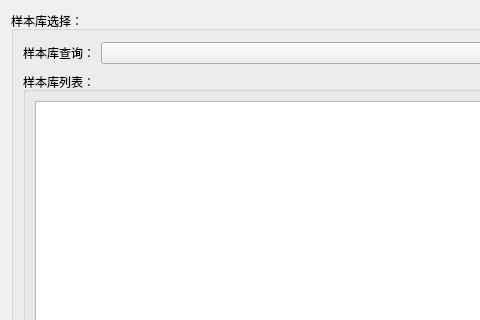
LianweiMa/DeeplearningSystem, file ui/SplitDatasetUI.ui: the form before one commit; both pictures show x 0 to 480 and y 0 to 320 of the 736 by 633 pixel window.
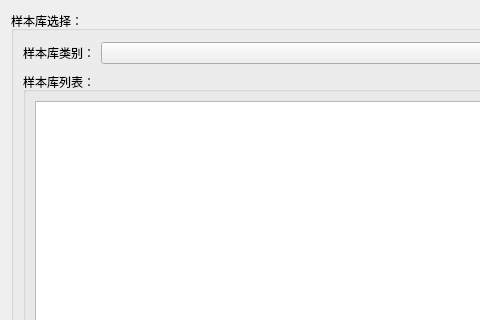
The form after the commit.

Patch:
```diff
--- a/ui/SplitDatasetUI.ui
+++ b/ui/SplitDatasetUI.ui
@@ -28,7 +28,7 @@
         <item>
          <widget class="QLabel" name="label">
           <property name="text">
-           <string>样本库查询：</string>
+           <string>样本库类别：</string>
           </property>
          </widget>
         </item>
```
